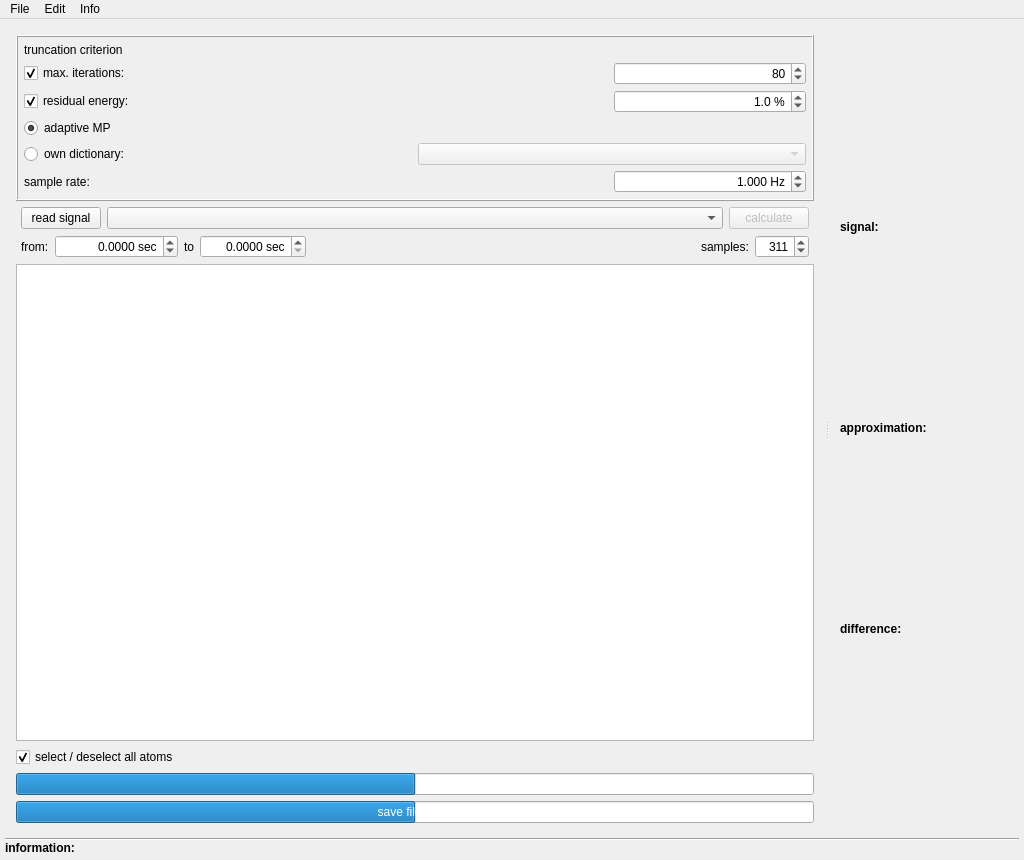
First picture: the form in examples/matchingPursuit/mainwindow.ui, repository mne-tools/mne-cpp, before the edit.
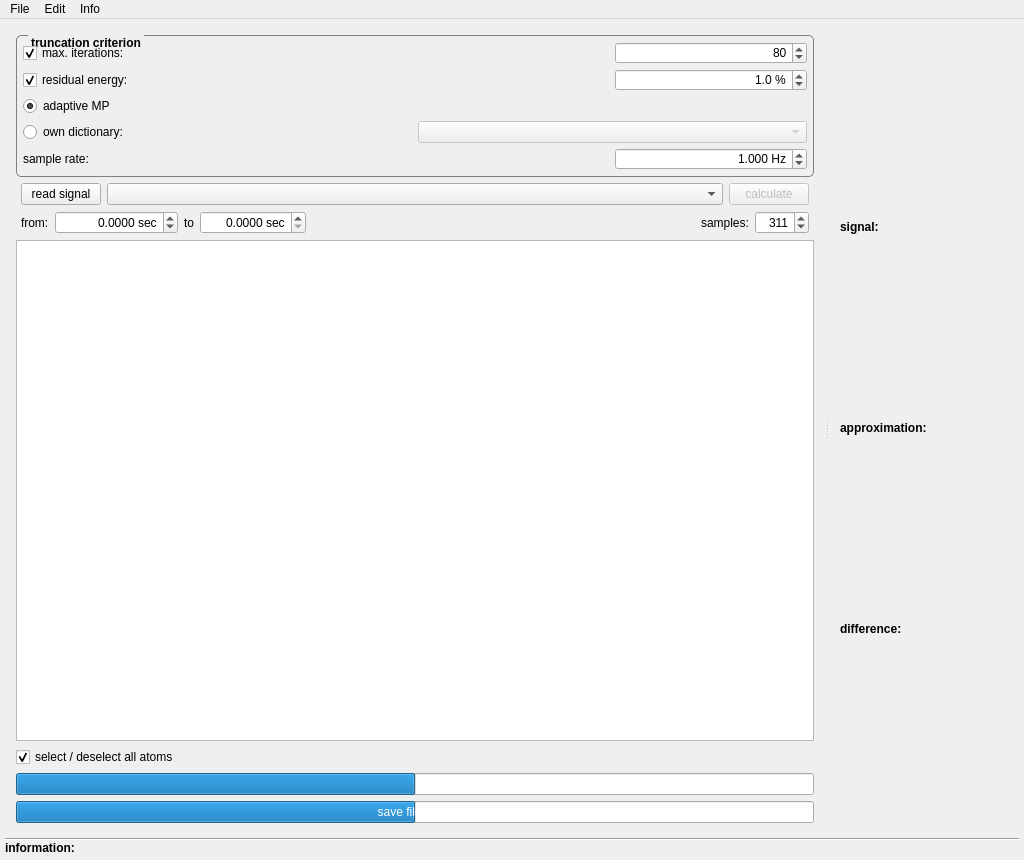
Second picture: the form after the edit. Icons and pictures are not drawn.

Patch:
```diff
--- a/examples/matchingPursuit/mainwindow.ui
+++ b/examples/matchingPursuit/mainwindow.ui
@@ -66,12 +66,37 @@
          <number>6</number>
         </property>
         <item>
-         <widget class="QFrame" name="frame">
-          <property name="frameShape">
-           <enum>QFrame::Box</enum>
+         <widget class="QGroupBox" name="gb_trunc">
+          <property name="font">
+           <font>
+            <pointsize>9</pointsize>
+            <weight>75</weight>
+            <bold>true</bold>
+           </font>
           </property>
-          <property name="frameShadow">
-           <enum>QFrame::Raised</enum>
+          <property name="toolTip">
+           <string>&lt;html&gt;&lt;head/&gt;&lt;body&gt;&lt;p&gt;&lt;span style=&quot; font-weight:600;&quot;&gt;truncation criterion&lt;/span&gt;&lt;/p&gt;&lt;p&gt;criterion at which the matching pursuit algorithm stops&lt;/p&gt;&lt;/body&gt;&lt;/html&gt;</string>
+          </property>
+          <property name="styleSheet">
+           <string notr="true">    QGroupBox  {
+        background-color: qlineargradient(x1: 0, y1: 0, x2: 0, y2: 1,
+                                          stop: 0 #E0E0E0, stop: 1 #FFFFFF);
+        border: 1px solid gray;
+        border-radius: 5px;
+        margin-top: 3ex; /* leave space at the top for the title */
+    }
+     
+    QGroupBox::title  {
+        subcontrol-origin: margin;
+		left: 12px;
+        subcontrol-position: top left; /* position at the top center */
+        padding: 1px;       
+    }
+
+</string>
+          </property>
+          <property name="title">
+           <string>truncation criterion</string>
           </property>
           <layout class="QHBoxLayout" name="horizontalLayout">
            <property name="leftMargin">
@@ -91,7 +116,7 @@
              <property name="spacing">
               <number>5</number>
              </property>
-             <item row="5" column="0" colspan="2">
+             <item row="4" column="0" colspan="2">
               <widget class="QCheckBox" name="chb_Iterations">
                <property name="toolTip">
                 <string>&lt;html&gt;&lt;head/&gt;&lt;body&gt;&lt;p&gt;&lt;span style=&quot; font-weight:600;&quot;&gt;maximum iterations&lt;/span&gt;&lt;/p&gt;&lt;p&gt;...algorithm will expire if the selected number of iterations (found atoms) is reached&lt;/p&gt;&lt;/body&gt;&lt;/html&gt;</string>
@@ -104,20 +129,17 @@
                </property>
               </widget>
              </item>
-             <item row="7" column="0" colspan="2">
-              <widget class="QCheckBox" name="chb_ResEnergy">
+             <item row="9" column="0" colspan="2">
+              <widget class="QRadioButton" name="rb_OwnDictionary">
                <property name="toolTip">
                 <string>&lt;html&gt;&lt;head/&gt;&lt;body&gt;&lt;p&gt;&lt;span style=&quot; font-weight:600;&quot;&gt;residual energy&lt;/span&gt;&lt;/p&gt;&lt;p&gt;...algorithm will expire if residue reaches selected percentage of the input signal&lt;/p&gt;&lt;/body&gt;&lt;/html&gt;</string>
                </property>
                <property name="text">
-                <string>residual energy:</string>
-               </property>
-               <property name="checked">
-                <bool>true</bool>
+                <string>own dictionary:</string>
                </property>
               </widget>
              </item>
-             <item row="11" column="0" colspan="2">
+             <item row="10" column="0" colspan="2">
               <widget class="QLabel" name="label">
                <property name="toolTip">
                 <string>&lt;html&gt;&lt;head/&gt;&lt;body&gt;&lt;p&gt;&lt;span style=&quot; font-weight:600;&quot;&gt;sample rate&lt;/span&gt;&lt;/p&gt;&lt;p&gt;the sample rate which was used for data aquisition has to be entered here. In case of fif-files it is set automatically&lt;/p&gt;&lt;/body&gt;&lt;/html&gt;</string>
@@ -127,23 +149,20 @@
                </property>
               </widget>
              </item>
-             <item row="3" column="0" colspan="2">
-              <widget class="QLabel" name="lb_Criterion">
-               <property name="sizePolicy">
-                <sizepolicy hsizetype="Preferred" vsizetype="Fixed">
-                 <horstretch>0</horstretch>
-                 <verstretch>0</verstretch>
-                </sizepolicy>
-               </property>
+             <item row="6" column="0" colspan="2">
+              <widget class="QCheckBox" name="chb_ResEnergy">
                <property name="toolTip">
                 <string>&lt;html&gt;&lt;head/&gt;&lt;body&gt;&lt;p&gt;&lt;span style=&quot; font-weight:600;&quot;&gt;truncation criterion&lt;/span&gt;&lt;/p&gt;&lt;p&gt;criterion at which the matching pursuit algorithm stops&lt;/p&gt;&lt;/body&gt;&lt;/html&gt;</string>
                </property>
                <property name="text">
-                <string>truncation criterion</string>
+                <string>residual energy:</string>
+               </property>
+               <property name="checked">
+                <bool>true</bool>
                </property>
               </widget>
              </item>
-             <item row="9" column="0" colspan="2">
+             <item row="8" column="0" colspan="2">
               <widget class="QRadioButton" name="rb_adativMp">
                <property name="toolTip">
                 <string>&lt;html&gt;&lt;head/&gt;&lt;body&gt;&lt;p&gt;&lt;span style=&quot; font-weight:600;&quot;&gt;adaptive MP&lt;/span&gt;&lt;br/&gt;&lt;br/&gt;...use matching pursuit algorithm of Stephan Mallat and Zhifeng Zhang&lt;/p&gt;&lt;/body&gt;&lt;/html&gt;</string>
@@ -156,17 +175,7 @@
                </property>
               </widget>
              </item>
-             <item row="10" column="0" colspan="2">
-              <widget class="QRadioButton" name="rb_OwnDictionary">
-               <property name="toolTip">
-                <string>&lt;html&gt;&lt;head/&gt;&lt;body&gt;&lt;p&gt;&lt;span style=&quot; font-weight:600;&quot;&gt;own dictionary&lt;/span&gt;&lt;/p&gt;&lt;p&gt;…uses fix dictionaries which have been built by the user&lt;/p&gt;&lt;/body&gt;&lt;/html&gt;</string>
-               </property>
-               <property name="text">
-                <string>own dictionary:</string>
-               </property>
-              </widget>
-             </item>
-             <item row="10" column="2" colspan="2">
+             <item row="9" column="2" colspan="2">
               <widget class="QComboBox" name="cb_Dicts">
                <property name="enabled">
                 <bool>false</bool>
@@ -182,26 +191,7 @@
                </property>
               </widget>
              </item>
-             <item row="5" column="3">
-              <widget class="QSpinBox" name="sb_Iterations">
-               <property name="toolTip">
-                <string>&lt;html&gt;&lt;head/&gt;&lt;body&gt;&lt;p&gt;0 ... 5000&lt;/p&gt;&lt;/body&gt;&lt;/html&gt;</string>
-               </property>
-               <property name="alignment">
-                <set>Qt::AlignRight|Qt::AlignTrailing|Qt::AlignVCenter</set>
-               </property>
-               <property name="minimum">
-                <number>1</number>
-               </property>
-               <property name="maximum">
-                <number>5000</number>
-               </property>
-               <property name="value">
-                <number>80</number>
-               </property>
-              </widget>
-             </item>
-             <item row="7" column="3">
+             <item row="6" column="3">
               <widget class="QDoubleSpinBox" name="dsb_energy">
                <property name="toolTip">
                 <string>&lt;html&gt;&lt;head/&gt;&lt;body&gt;&lt;p&gt;0,1% ... 99,9%&lt;/p&gt;&lt;/body&gt;&lt;/html&gt;</string>
@@ -226,7 +216,26 @@
                </property>
               </widget>
              </item>
-             <item row="11" column="3">
+             <item row="4" column="3">
+              <widget class="QSpinBox" name="sb_Iterations">
+               <property name="toolTip">
+                <string>&lt;html&gt;&lt;head/&gt;&lt;body&gt;&lt;p&gt;0 ... 5000&lt;/p&gt;&lt;/body&gt;&lt;/html&gt;</string>
+               </property>
+               <property name="alignment">
+                <set>Qt::AlignRight|Qt::AlignTrailing|Qt::AlignVCenter</set>
+               </property>
+               <property name="minimum">
+                <number>1</number>
+               </property>
+               <property name="maximum">
+                <number>5000</number>
+               </property>
+               <property name="value">
+                <number>80</number>
+               </property>
+              </widget>
+             </item>
+             <item row="10" column="3">
               <widget class="QDoubleSpinBox" name="dsb_sample_rate">
                <property name="toolTip">
                 <string>&lt;html&gt;&lt;head/&gt;&lt;body&gt;&lt;p&gt;...enter sample rate here, in case of fif-files this value will be set automatically&lt;/p&gt;&lt;/body&gt;&lt;/html&gt;</string>
```
Left out of the diff: 49 changed lines with no effect on the pictures.
